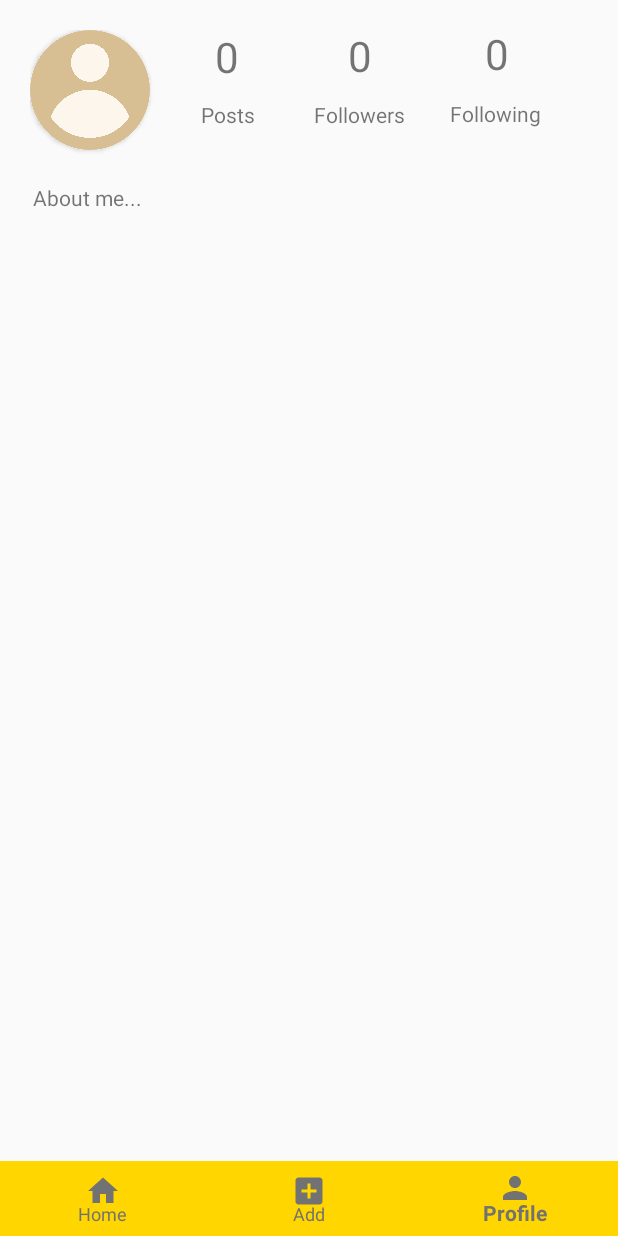
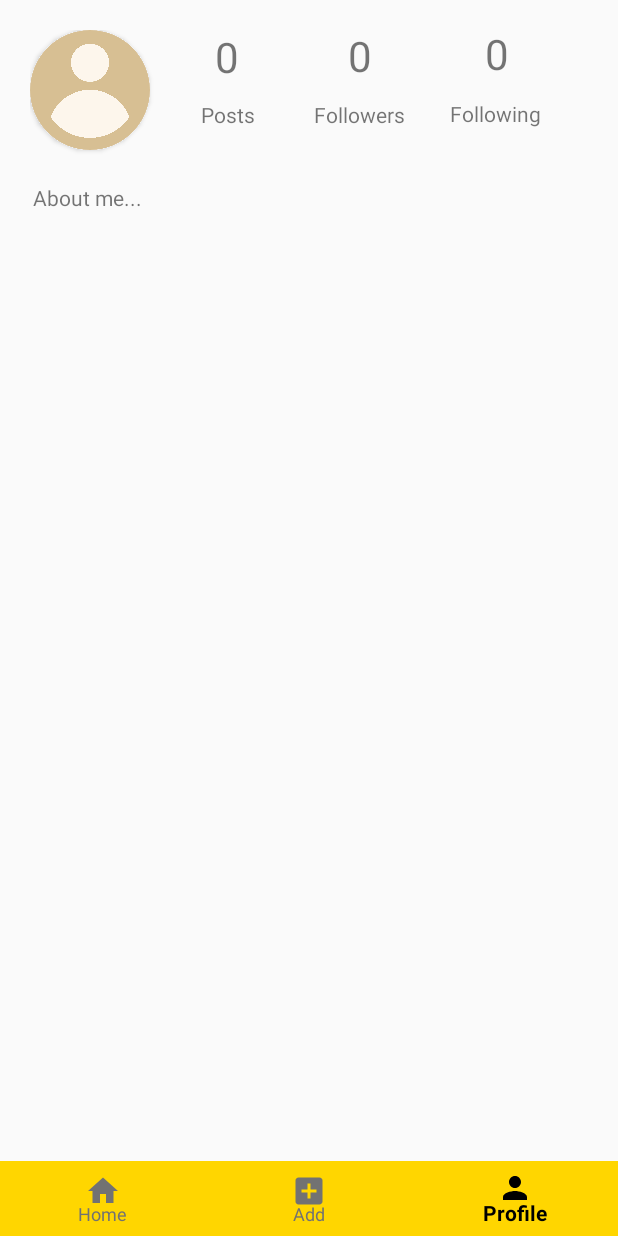
Before and after one commit to KlaudiaKriva/Instaliter, an Android app: the MainActivity screen opened directly, with no data from a screen before it, item 3 of the bottom bar chosen, on a phone screen of 412 x 824 dp. Run offline under Robolectric (Android 15) with nearby library versions, the phone set to English and light mode, and no system bars.

Commit message:
changing color of tab on navigation bottom bar

```diff
--- a/app/src/main/java/com/example/instaliter/MainActivity.java
+++ b/app/src/main/java/com/example/instaliter/MainActivity.java
@@ -20,6 +20,7 @@ import com.example.instaliter.activities.CameraActivity;
 import com.example.instaliter.activities.ProfileActivity;
 import com.example.instaliter.adapters.PostsAdapter;
 import com.google.android.material.bottomnavigation.BottomNavigationView;
+import com.google.android.material.bottomnavigation.LabelVisibilityMode;
 
 import java.util.ArrayList;
 
@@ -42,7 +43,7 @@ public class MainActivity extends AppCompatActivity {
 
         loadAllPosts();
 
-        BottomNavigationView bottomNavigationView = (BottomNavigationView) findViewById(R.id.bottom_navigation);
+        final BottomNavigationView bottomNavigationView = (BottomNavigationView) findViewById(R.id.bottom_navigation);
         Menu menu = bottomNavigationView.getMenu();
         MenuItem menuItem = menu.getItem(0);
         menuItem.setChecked(true);
--- /dev/null
+++ b/app/src/main/res/drawable/selector_bottombar_text.xml
@@ -0,0 +1,5 @@
+<?xml version="1.0" encoding="utf-8"?>
+<selector xmlns:android="http://schemas.android.com/apk/res/android">
+    <item android:color="@color/colorText" android:state_checked="true"/>
+    <item android:color="@color/colorText2" android:state_checked="false"/>
+</selector>
--- a/app/src/main/res/layout/activity_main.xml
+++ b/app/src/main/res/layout/activity_main.xml
@@ -49,8 +49,8 @@
         android:layout_height="match_parent"
         android:layout_alignParentBottom="true"
         android:background="@color/colorPrimaryDark"
-        app:itemTextColor="@color/colorText2"
-        app:itemIconTint="@color/colorText2"
+        app:itemIconTint="@drawable/selector_bottombar_text"
+        app:itemTextColor="@drawable/selector_bottombar_text"
         app:itemHorizontalTranslationEnabled="true"
         app:menu="@menu/bottom_nav" />
 
--- a/app/src/main/res/layout/profile_layout.xml
+++ b/app/src/main/res/layout/profile_layout.xml
@@ -146,8 +146,8 @@
             android:layout_height="match_parent"
             android:layout_alignParentBottom="true"
             android:background="@color/colorPrimaryDark"
-            app:itemTextColor="@color/colorText2"
-            app:itemIconTint="@color/colorText2"
+            app:itemIconTint="@drawable/selector_bottombar_text"
+            app:itemTextColor="@drawable/selector_bottombar_text"
             app:itemHorizontalTranslationEnabled="true"
             app:menu="@menu/bottom_nav" />
     </RelativeLayout>
```
